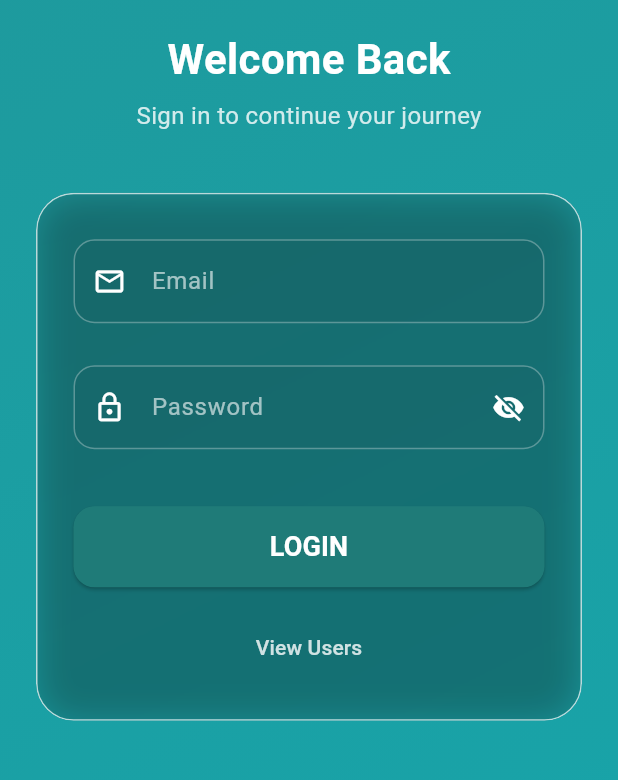
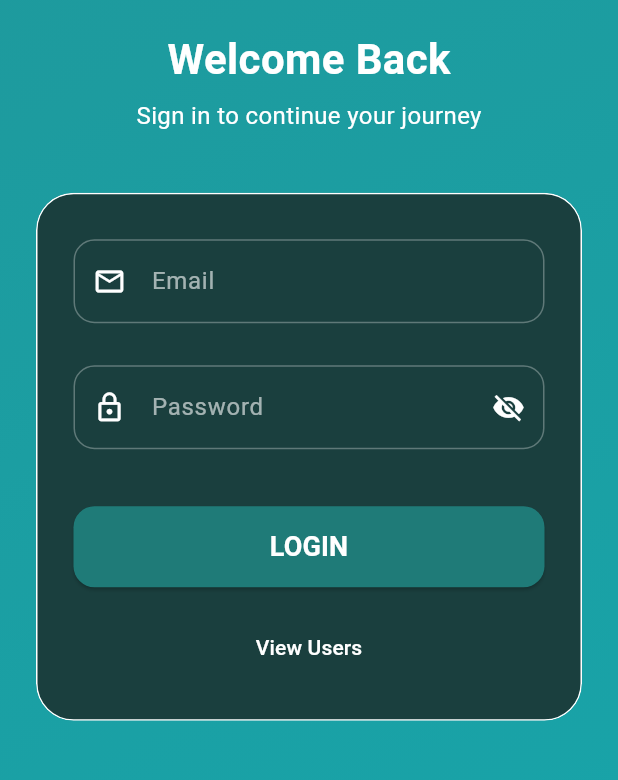
Before and after one commit to jeetparmar2810/Hipster-Flutter-Assignment, a Flutter app: the first screen one second after launch, on a phone screen of 412 x 824 dp, the part 303-1083 px from its top. Run offline on Flutter 3.47's test engine with Material 3 defaults, Android fonts, the phone set to English and light mode, and no system bars; our stand-ins replace dio, flutter_bloc, flutter_dotenv, hive_flutter, permission_handler; missing offline and left inert: agora_rtc_engine; accounts and stored records are empty; statements that could not run were skipped.

```diff
--- a/lib/screens/login_screen.dart
+++ b/lib/screens/login_screen.dart
@@ -103,7 +103,7 @@ class _LoginScreenState extends State<LoginScreen>
                 );
               },
             ),
-            Container(color: Colors.white.withOpacity(0.05)),
+            Container(color: Colors.white.withValues(alpha: 0.05)),
             Center(
               child: SingleChildScrollView(
                 padding: const EdgeInsets.symmetric(horizontal: 24),
@@ -131,7 +131,7 @@ class _LoginScreenState extends State<LoginScreen>
                     Text(
                       AppStrings.signInSubtitle,
                       style: TextStyle(
-                        color: AppColors.textPrimary.withOpacity(0.8),
+                        color: AppColors.textPrimary..withValues(alpha: 0.8),
                         fontSize: 16,
                       ),
                     ),
@@ -144,10 +144,10 @@ class _LoginScreenState extends State<LoginScreen>
                           padding: const EdgeInsets.all(24),
                           width: 400,
                           decoration: BoxDecoration(
-                            color: AppColors.surfaceLight.withOpacity(0.12),
+                            color: AppColors.surfaceLight..withValues(alpha: 0.12),
                             borderRadius: BorderRadius.circular(25),
                             border: Border.all(
-                              color: Colors.white.withOpacity(0.7),
+                              color: Colors.white..withValues(alpha: 0.7),
                             ),
                             boxShadow: const [
                               BoxShadow(
@@ -221,7 +221,7 @@ class _LoginScreenState extends State<LoginScreen>
                                   child: Text(
                                     AppStrings.viewUsers,
                                     style: TextStyle(
-                                      color: AppColors.textPrimary.withOpacity(0.8),
+                                      color: AppColors.textPrimary..withValues(alpha: 0.8),
                                       fontWeight: FontWeight.w500,
                                     ),
                                   ),
```
